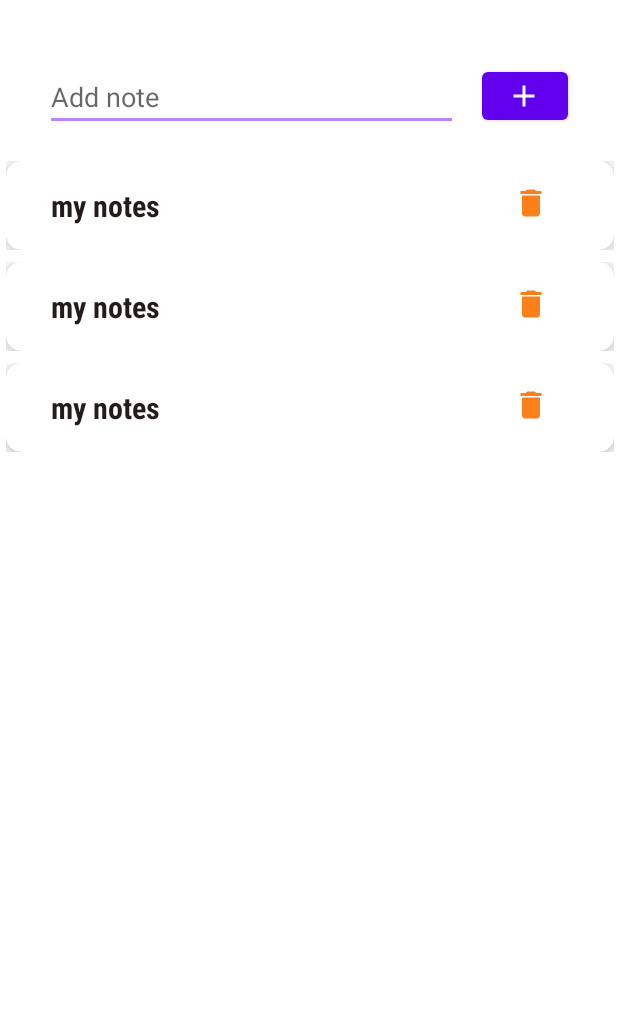
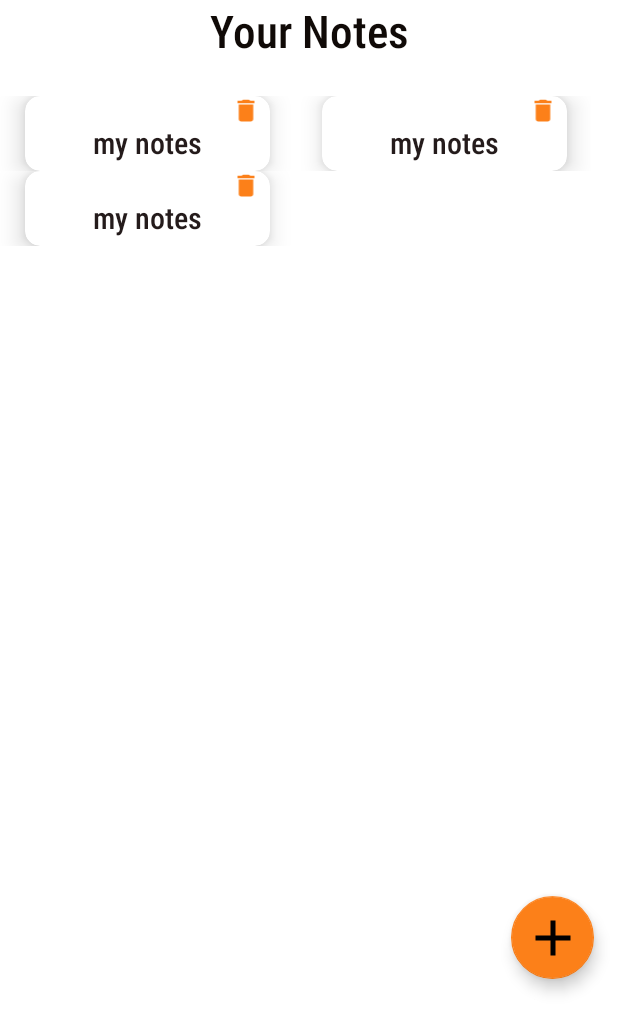
Before and after one commit to KrithikAjay/FloatingNote, an Android app: the layout activity_main.xml on its own in the app's theme, with its tools: preview values and no code run, on a phone screen of 412 x 824 dp. Shown: the top 1032 px of the screen. Run offline under Robolectric (Android 15) with nearby library versions, the phone set to English and light mode, and no system bars.

```diff
--- a/app/build.gradle
+++ b/app/build.gradle
@@ -37,6 +37,8 @@ android {
 }
 
 dependencies {
+    implementation 'androidx.navigation:navigation-fragment-ktx:2.3.5'
+    implementation 'androidx.navigation:navigation-ui-ktx:2.3.5'
     def room_version = "2.2.6"
     def lifecycle_version = "2.3.1"
     implementation "androidx.room:room-runtime:$room_version"
--- a/app/src/main/java/com/krithik/floatingnote/viewModel/NoteViewModel.kt
+++ b/app/src/main/java/com/krithik/floatingnote/viewModel/NoteViewModel.kt
@@ -27,14 +27,14 @@ class NoteViewModel(private val repository: NoteRepository) : ViewModel() {
         } else {
             val newNote = notes.value!!
             Log.i("insert", newNote)
-            insertNote(Note(0, newNote)
+            insertNote(Note(0,newNote)
             )
             notes.value = ""
         }
     }
 
     fun addfromReply(string: String) {
-        insertNote(Note(0, string))
+        insertNote(Note(0,string))
 
 
     }
--- a/app/src/main/res/layout/activity_main.xml
+++ b/app/src/main/res/layout/activity_main.xml
@@ -17,50 +17,39 @@
         android:orientation="vertical"
       >
 
-        <LinearLayout
+        <TextView
+            android:id="@+id/textView2"
             android:layout_width="match_parent"
-            android:layout_height="wrap_content"
-            android:layout_marginTop="16dp">
-
-            <EditText
-                android:id="@+id/noteText"
-                android:layout_width="275dp"
-                android:layout_height="41dp"
-                android:layout_marginStart="30dp"
-                android:layout_marginTop="30dp"
-                android:backgroundTint="@color/purple_200"
-                android:gravity="center|center_vertical"
-                android:hint="Add note"
-                android:text="@={noteViewModel.notes}"
-                android:textAlignment="textStart"
-                app:layout_constraintStart_toStartOf="parent"
-                app:layout_constraintTop_toTopOf="parent"
-                tools:ignore="RtlCompat" />
-
-            <Button
-                android:id="@+id/addButton"
-                android:layout_width="57dp"
-                android:layout_height="44dp"
-                android:layout_marginLeft="16dp"
-                android:layout_marginTop="24dp"
-                android:onClick="@{() -> noteViewModel.add()}"
-                app:icon="@drawable/ic_baseline_add_24"
-                app:layout_constraintEnd_toEndOf="parent"
-                app:layout_constraintHorizontal_bias="0.627"
-                app:layout_constraintStart_toEndOf="@+id/noteText"
-                app:layout_constraintTop_toTopOf="@+id/noteText" />
-        </LinearLayout>
+            android:layout_height="48dp"
+            android:fontFamily="sans-serif-condensed-medium"
+            android:text="Your Notes"
+            android:textAlignment="center"
+            android:textColor="#100A07"
+            android:textSize="30sp" />
 
         <androidx.recyclerview.widget.RecyclerView
             android:id="@+id/noteRecyclerView"
-            android:layout_width="413dp"
-            android:layout_height="637dp"
+            android:layout_width="396dp"
+            android:layout_height="517dp"
             android:layout_marginTop="16dp"
+            app:layoutManager="androidx.recyclerview.widget.GridLayoutManager"
             app:layout_constraintBottom_toBottomOf="parent"
             app:layout_constraintEnd_toEndOf="parent"
             app:layout_constraintStart_toStartOf="parent"
             app:layout_constraintTop_toBottomOf="@+id/noteText"
+            app:spanCount="2"
             tools:listitem="@layout/list_item" />
+
+        <com.google.android.material.floatingactionbutton.FloatingActionButton
+            android:id="@+id/addButton"
+            android:layout_width="69dp"
+            android:layout_height="55dp"
+            android:layout_gravity="right"
+            android:layout_margin="16dp"
+            android:contentDescription="@string/add_word"
+            android:src="@drawable/ic_baseline_add_24"
+            app:backgroundTint="#FC8019"
+            app:maxImageSize="40dp" />
 
     </LinearLayout>
 </layout>
--- a/app/src/main/res/layout/list_item.xml
+++ b/app/src/main/res/layout/list_item.xml
@@ -12,64 +12,64 @@
     </data>
 
     <androidx.constraintlayout.widget.ConstraintLayout
-        android:layout_width="match_parent"
-        android:layout_height="wrap_content"
-        android:layout_margin="4dp">
+        android:layout_width="196dp"
+        android:layout_height="50dp"
+        android:layout_marginEnd="8dp">
 
         <androidx.cardview.widget.CardView
             android:id="@+id/card_view"
-            android:layout_width="match_parent"
+            android:layout_width="wrap_content"
             android:layout_height="wrap_content"
             android:layout_gravity="center"
+            android:layout_marginStart="8dp"
+            android:layout_marginTop="8dp"
+            android:layout_marginEnd="8dp"
+            android:layout_marginBottom="8dp"
             android:clickable="true"
             android:focusable="true"
             app:cardCornerRadius="10dp"
             app:cardElevation="10dp"
+            app:layout_constraintBottom_toBottomOf="parent"
             app:layout_constraintEnd_toEndOf="parent"
             app:layout_constraintStart_toStartOf="parent"
             app:layout_constraintTop_toTopOf="parent">
 
-            <LinearLayout
+            <androidx.constraintlayout.widget.ConstraintLayout
                 android:id="@+id/list_item_layout"
-                android:layout_width="match_parent"
+                android:layout_width="163dp"
                 android:layout_height="match_parent"
                 android:orientation="horizontal">
 
                 <TextView
                     android:id="@+id/textView"
-                    android:layout_width="286dp"
+                    android:layout_width="wrap_content"
                     android:layout_height="wrap_content"
-                    android:layout_marginStart="30dp"
-                    android:layout_marginTop="16dp"
-                    android:layout_marginEnd="16dp"
+                    android:layout_marginTop="8dp"
                     android:layout_marginBottom="16dp"
                     android:fontFamily="sans-serif-condensed-medium"
                     android:text="@{note.note}"
-                    android:textAlignment="viewStart"
+                    android:textAlignment="center"
                     android:textColor="#241B1B"
                     android:textSize="20sp"
-                    android:textStyle="bold"
                     app:layout_constraintBottom_toBottomOf="parent"
-                    app:layout_constraintEnd_toStartOf="@+id/imageView"
+                    app:layout_constraintEnd_toEndOf="parent"
                     app:layout_constraintStart_toStartOf="parent"
-                    app:layout_constraintTop_toTopOf="parent"
-                    app:layout_constraintVertical_bias="0.0"
+                    app:layout_constraintTop_toBottomOf="@+id/imageView"
                     tools:text="my notes" />
 
                 <ImageView
                     android:id="@+id/imageView"
-                    android:layout_width="36dp"
-                    android:layout_height="wrap_content"
-                    android:layout_marginTop="16dp"
-                    android:layout_marginEnd="32dp"
+                    android:layout_width="24dp"
+                    android:layout_height="19dp"
+                    android:layout_gravity="right|top|end"
+                    android:layout_marginEnd="4dp"
                     android:contentDescription="@string/delete_button"
-                    app:layout_constraintBottom_toBottomOf="@+id/textView"
                     app:layout_constraintEnd_toEndOf="parent"
-                    app:layout_constraintTop_toTopOf="@+id/textView"
+                    app:layout_constraintTop_toTopOf="parent"
                     app:srcCompat="@drawable/ic_baseline_delete_24"
                     tools:ignore="VectorDrawableCompat"
                     tools:srcCompat="@drawable/ic_baseline_delete_24" />
-            </LinearLayout>
+            </androidx.constraintlayout.widget.ConstraintLayout>
         </androidx.cardview.widget.CardView>
     </androidx.constraintlayout.widget.ConstraintLayout>
 </layout>
--- a/app/src/main/res/values/colors.xml
+++ b/app/src/main/res/values/colors.xml
@@ -8,4 +8,7 @@
     <color name="black">#FF000000</color>
     <color name="white">#FFFFFFFF</color>
     <color name="grey">#A9A9A9</color>
+    <color name="buttonLabel">#FFFFFF</color>
+    <color name="swiggy">#fc8019</color>
+    <color name="swiggy2">#FC8D30</color>
 </resources>
--- a/app/src/main/res/values/dimens.xml
+++ b/app/src/main/res/values/dimens.xml
@@ -1,3 +1,5 @@
+<?xml version="1.0" encoding="utf-8"?>
 <resources>
-    <dimen name="fab_margin">16dp</dimen>
+    <dimen name="big_padding">16dp</dimen>
+    <dimen name="min_height">48dp</dimen>
 </resources>
--- a/app/src/main/res/values/themes.xml
+++ b/app/src/main/res/values/themes.xml
@@ -2,8 +2,8 @@
     <!-- Base application theme. -->
     <style name="Theme.FloatingNote" parent="Theme.MaterialComponents.DayNight.DarkActionBar">
         <!-- Primary brand color. -->
-        <item name="colorPrimary">@color/purple_500</item>
-        <item name="colorPrimaryVariant">@color/purple_700</item>
+        <item name="colorPrimary">@color/swiggy2</item>
+        <item name="colorPrimaryVariant">@color/swiggy</item>
         <item name="colorOnPrimary">@color/white</item>
         <!-- Secondary brand color. -->
         <item name="colorSecondary">@color/teal_200</item>
@@ -13,4 +13,13 @@
         <item name="android:statusBarColor" tools:targetApi="l">?attr/colorPrimaryVariant</item>
         <!-- Customize your theme here. -->
     </style>
+
+    <style name="Theme.FloatingNote.NoActionBar">
+        <item name="windowActionBar">false</item>
+        <item name="windowNoTitle">true</item>
+    </style>
+
+    <style name="Theme.FloatingNote.AppBarOverlay" parent="ThemeOverlay.AppCompat.Dark.ActionBar" />
+
+    <style name="Theme.FloatingNote.PopupOverlay" parent="ThemeOverlay.AppCompat.Light" />
 </resources>
```
Also changed, not shown: app/src/main/AndroidManifest.xml (+13 -5 lines), app/src/main/java/com/krithik/floatingnote/AddNoteActivity.kt (+26 -1 lines), app/src/main/java/com/krithik/floatingnote/MainActivity.kt (+41 -10 lines), app/src/main/java/com/krithik/floatingnote/service/FloatingService.kt (+21 -19 lines), app/src/main/res/drawable/button_border.xml (+7 -2 lines), app/src/main/res/layout/activity_add_note.xml (+39 -8 lines), app/src/main/res/values/strings.xml (+14 -1 lines).
